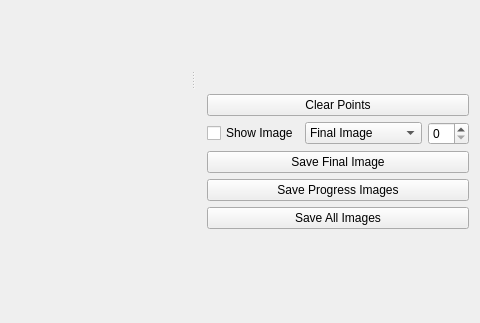
Old version of the form visual_studio/A02_DiffusionCurves/MainWindow.ui in the repository ShenyaoKe/GeometricModeling; both pictures show x 886 to 1366 and y 307 to 630 of the 1366 by 758 pixel window.
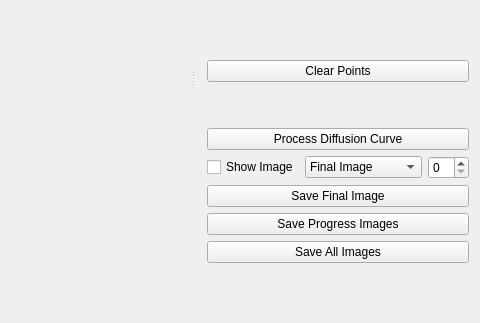
New version of the form. Icons and pictures are not drawn.

```diff
--- a/visual_studio/A02_DiffusionCurves/MainWindow.ui
+++ b/visual_studio/A02_DiffusionCurves/MainWindow.ui
@@ -365,21 +365,21 @@
          </property>
         </widget>
        </item>
-       <item row="3" column="0">
-        <widget class="QPushButton" name="save_final_img">
-         <property name="text">
-          <string>Save Final Image</string>
-         </property>
-        </widget>
-       </item>
-       <item row="4" column="0">
+       <item row="5" column="0">
         <widget class="QPushButton" name="save_progress_img">
          <property name="text">
           <string>Save Progress Images</string>
          </property>
         </widget>
        </item>
-       <item row="2" column="0">
+       <item row="4" column="0">
+        <widget class="QPushButton" name="save_final_img">
+         <property name="text">
+          <string>Save Final Image</string>
+         </property>
+        </widget>
+       </item>
+       <item row="3" column="0">
         <layout class="QHBoxLayout" name="horizontalLayout_2">
          <item>
           <widget class="QCheckBox" name="disp_img">
@@ -418,13 +418,33 @@
          </item>
         </layout>
        </item>
-       <item row="5" column="0">
+       <item row="6" column="0">
         <widget class="QPushButton" name="save_all_img">
          <property name="text">
           <string>Save All Images</string>
          </property>
         </widget>
        </item>
+       <item row="2" column="0">
+        <widget class="QPushButton" name="proc_dfcv">
+         <property name="text">
+          <string>Process Diffusion Curve</string>
+         </property>
+        </widget>
+       </item>
+       <item row="1" column="0">
+        <spacer name="verticalSpacer_3">
+         <property name="orientation">
+          <enum>Qt::Vertical</enum>
+         </property>
+         <property name="sizeHint" stdset="0">
+          <size>
+           <width>20</width>
+           <height>40</height>
+          </size>
+         </property>
+        </spacer>
+       </item>
       </layout>
      </item>
      <item>
```
